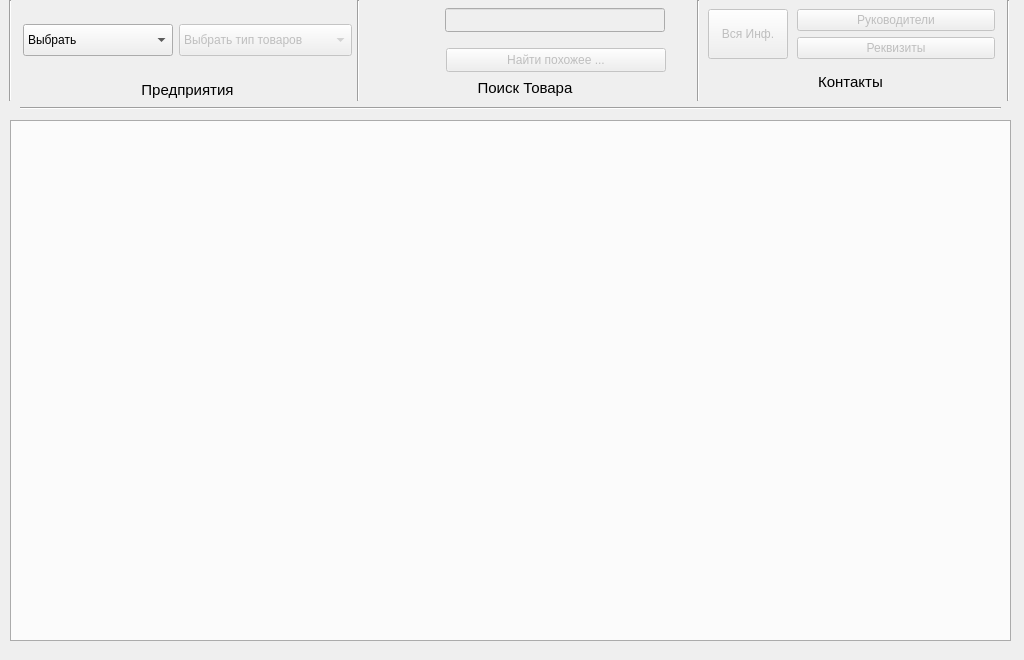
The window that Windows/MainWindow.ui (Falck2881/OfficeDatabase) describes before a commit, drawn with Qt 5.
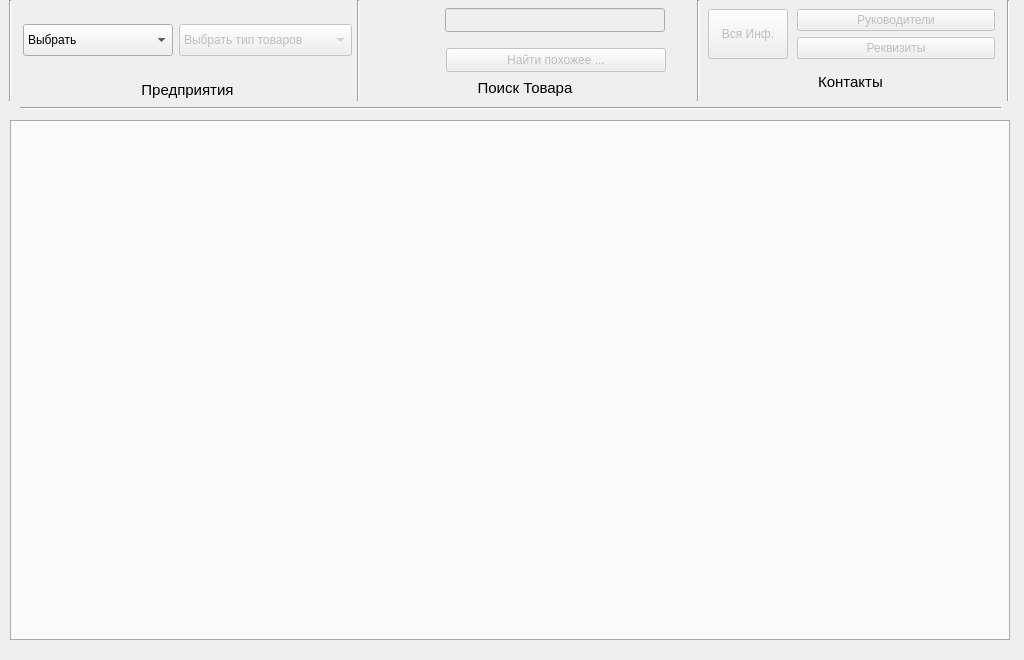
The same window after the commit.

```diff
--- a/Windows/MainWindow.ui
+++ b/Windows/MainWindow.ui
@@ -30,8 +30,8 @@
     <rect>
      <x>10</x>
      <y>120</y>
-     <width>1001</width>
-     <height>521</height>
+     <width>1000</width>
+     <height>520</height>
     </rect>
    </property>
    <property name="tabPosition">
@@ -231,7 +231,7 @@
     <set>Qt::AlignCenter</set>
    </property>
   </widget>
-  <widget class="QWidget" name="">
+  <widget class="QWidget" name="layoutWidget">
    <property name="geometry">
     <rect>
      <x>20</x>
@@ -399,7 +399,7 @@
     </item>
    </layout>
   </widget>
-  <widget class="QWidget" name="">
+  <widget class="QWidget" name="layoutWidget">
    <property name="geometry">
     <rect>
      <x>360</x>
```
